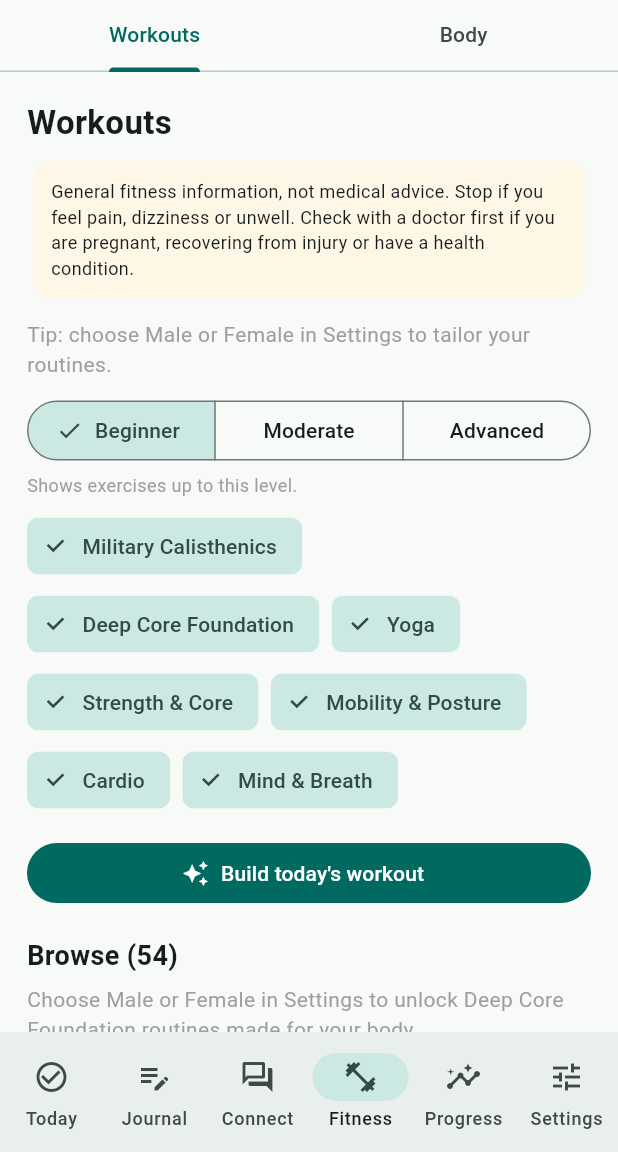
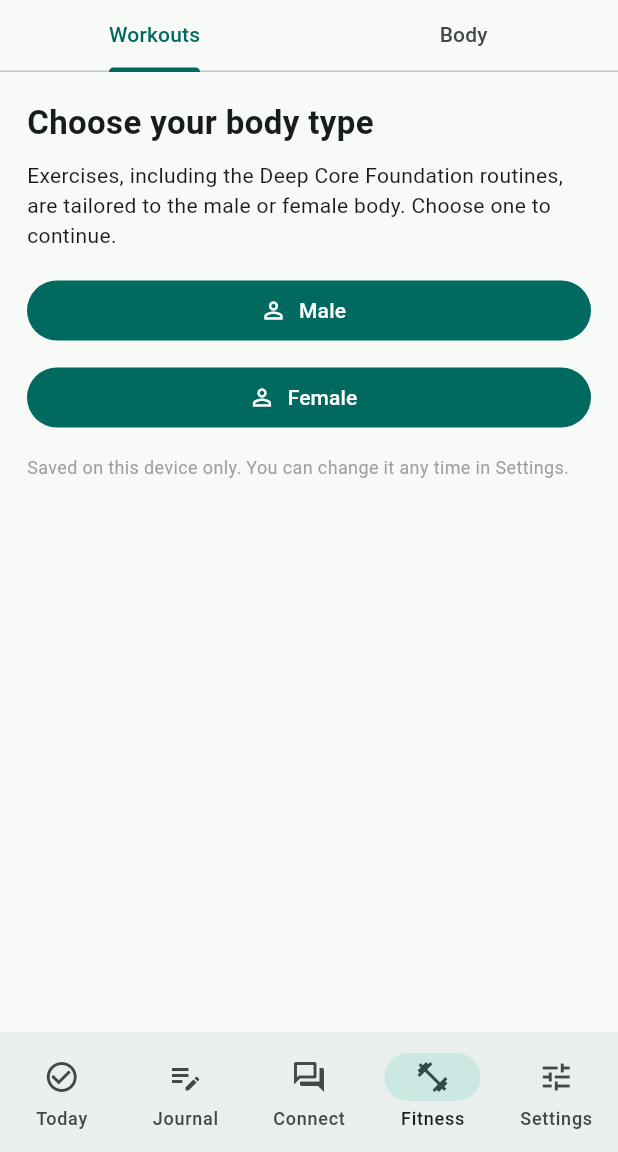
Before and after one commit to jbecher728/Successful-life, a Flutter app: the screen it shows after launch, item 4 of the bottom bar chosen, on a phone screen of 412 x 824 dp, the part 84-1236 px from its top. Run offline on Flutter 3.47's test engine with Material 3 defaults, Android fonts, the phone set to English and light mode, and no system bars; our stand-ins replace file_picker, flutter_local_notifications, flutter_timezone, share_plus, shared_preferences, timezone.

Commit message:
Five tabs: fold Progress into Today; require Male/Female for exercises
Co-Authored-By: Claude Sonnet 5.5 <noreply@anthropic.com>
Claude-Session: https://claude.ai/code/session_014i4nPucK1iWPcjgRENtCoJ

```diff
--- a/lib/exercise.dart
+++ b/lib/exercise.dart
@@ -47,7 +47,8 @@ Future<List<Exercise>> loadExercises() async {
 class FitnessPage extends StatelessWidget {
   final SharedPreferences prefs;
   final String? sex;
-  const FitnessPage({super.key, required this.prefs, required this.sex});
+  final Future<void> Function(String) onSex;
+  const FitnessPage({super.key, required this.prefs, required this.sex, required this.onSex});
   @override
   Widget build(BuildContext context) {
     return DefaultTabController(
@@ -56,7 +57,7 @@ class FitnessPage extends StatelessWidget {
         const TabBar(tabs: [Tab(text: 'Workouts'), Tab(text: 'Body')]),
         Expanded(
           child: TabBarView(children: [
-            ExercisePage(prefs: prefs, sex: sex),
+            ExercisePage(prefs: prefs, sex: sex, onSex: onSex),
             BodyPage(prefs: prefs, sex: sex),
           ]),
         ),
@@ -68,7 +69,8 @@ class FitnessPage extends StatelessWidget {
 class ExercisePage extends StatefulWidget {
   final SharedPreferences prefs;
   final String? sex;
-  const ExercisePage({super.key, required this.prefs, required this.sex});
+  final Future<void> Function(String) onSex;
+  const ExercisePage({super.key, required this.prefs, required this.sex, required this.onSex});
   @override
   State<ExercisePage> createState() => _ExercisePageState();
 }
@@ -224,6 +226,19 @@ class _ExercisePageState extends State<ExercisePage> {
   Widget build(BuildContext context) {
     final list = all;
     if (list == null) return const Center(child: CircularProgressIndicator());
+    if (widget.sex == null) {
+      return ListView(padding: const EdgeInsets.all(18), children: [
+        const Text('Choose your body type', style: TextStyle(fontSize: 22, fontWeight: FontWeight.bold)),
+        const SizedBox(height: 10),
+        const Text('Exercises, including the Deep Core Foundation routines, are tailored to the male or female body. Choose one to continue.'),
+        const SizedBox(height: 16),
+        FilledButton.icon(onPressed: () => widget.onSex('male'), icon: const Icon(Icons.person_outline), label: const Text('Male')),
+        const SizedBox(height: 10),
+        FilledButton.icon(onPressed: () => widget.onSex('female'), icon: const Icon(Icons.person_outline), label: const Text('Female')),
+        const SizedBox(height: 14),
+        const Text('Saved on this device only. You can change it any time in Settings.', style: TextStyle(fontSize: 12, color: Colors.grey)),
+      ]);
+    }
     final byId = {for (final e in list) e.id: e};
     final browse = _eligible()
       ..sort((a, b) {
@@ -244,9 +259,7 @@ class _ExercisePageState extends State<ExercisePage> {
         ),
       ),
       const SizedBox(height: 10),
-      Text(sex == null
-          ? 'Tip: choose Male or Female in Settings to tailor your routines.'
-          : 'Tailored for: ${sex == 'male' ? 'Male' : 'Female'} body. Change in Settings.', style: const TextStyle(color: Colors.grey)),
+      Text('Tailored for: ${sex == 'male' ? 'Male' : 'Female'} body. Change in Settings.', style: const TextStyle(color: Colors.grey)),
       const SizedBox(height: 10),
       SegmentedButton<int>(
         segments: List<ButtonSegment<int>>.generate(3, (i) => ButtonSegment<int>(value: i, label: Text(exLevels[i]))),
@@ -292,11 +305,6 @@ class _ExercisePageState extends State<ExercisePage> {
       ],
       const SizedBox(height: 18),
       Text('Browse (${browse.length})', style: const TextStyle(fontSize: 18, fontWeight: FontWeight.bold)),
-      if (cats.contains(1) && sex == null)
-        const Padding(
-          padding: EdgeInsets.only(top: 6),
-          child: Text('Choose Male or Female in Settings to unlock Deep Core Foundation routines made for your body.', style: TextStyle(color: Colors.grey)),
-        ),
       ...browse.map((e) => ListTile(
             contentPadding: EdgeInsets.zero,
             title: Text(e.name),
--- a/lib/main.dart
+++ b/lib/main.dart
@@ -182,16 +182,23 @@ class _HomePageState extends State<HomePage> {
     _refreshDay();
     return Scaffold(
       appBar:AppBar(title:const Text('Successful Life',style:TextStyle(fontWeight:FontWeight.bold))),
-      body:SafeArea(child:IndexedStack(index:tab,children:[_today(),_journal(),ConnectPage(prefs:prefs!),FitnessPage(prefs:prefs!,sex:sex),_progress(),_settings()])),
+      body:SafeArea(child:IndexedStack(index:tab,children:[_todayHome(),_journal(),ConnectPage(prefs:prefs!),FitnessPage(prefs:prefs!,sex:sex,onSex:_setSex),_settings()])),
       bottomNavigationBar:NavigationBar(selectedIndex:tab,onDestinationSelected:(v){setState(()=>tab=v);},destinations:const [
         NavigationDestination(icon:Icon(Icons.check_circle_outline),label:'Today'),
         NavigationDestination(icon:Icon(Icons.edit_note),label:'Journal'),
         NavigationDestination(icon:Icon(Icons.forum_outlined),label:'Connect'),
         NavigationDestination(icon:Icon(Icons.fitness_center),label:'Fitness'),
-        NavigationDestination(icon:Icon(Icons.insights),label:'Progress'),
         NavigationDestination(icon:Icon(Icons.tune),label:'Settings'),
       ]),
     );
+  }
+  Widget _todayHome()=>DefaultTabController(length:2,child:Column(children:[
+    const TabBar(tabs:[Tab(text:'Today'),Tab(text:'Progress')]),
+    Expanded(child:TabBarView(children:[_today(),_progress()])),
+  ]));
+  Future<void> _setSex(String s) async {
+    setState(()=>sex=s);
+    await prefs!.setString('sex',s);
   }
   Widget _today()=>ListView(padding:const EdgeInsets.all(18),children:[
     Text('DAY $day OF 90  •  WEEK ${week+1}',style:const TextStyle(fontWeight:FontWeight.w700,color:Color(0xFF21877C))),
@@ -242,11 +249,11 @@ class _HomePageState extends State<HomePage> {
     const SizedBox(height:6),const Text('Morning reminders show a new shareable thought each day. Open the app every couple of weeks to refresh upcoming ones.',style:TextStyle(fontSize:12,color:Colors.grey)),
     const SizedBox(height:14),title('Your profile'),
     panel(Column(crossAxisAlignment:CrossAxisAlignment.start,children:[
-      const Text('Body type for exercise',style:TextStyle(fontWeight:FontWeight.bold)),
+      const Text('Body type for exercise (required)',style:TextStyle(fontWeight:FontWeight.bold)),
       const SizedBox(height:8),
-      SegmentedButton<String>(emptySelectionAllowed:true,segments:const [ButtonSegment<String>(value:'male',label:Text('Male')),ButtonSegment<String>(value:'female',label:Text('Female'))],selected:sex==null?<String>{}:{sex!},onSelectionChanged:(s)async{setState(()=>sex=s.isEmpty?null:s.first);if(sex==null){await prefs!.remove('sex');}else{await prefs!.setString('sex',sex!);}}),
+      SegmentedButton<String>(emptySelectionAllowed:true,segments:const [ButtonSegment<String>(value:'male',label:Text('Male')),ButtonSegment<String>(value:'female',label:Text('Female'))],selected:sex==null?<String>{}:{sex!},onSelectionChanged:(s)async{if(s.isNotEmpty)await _setSex(s.first);}),
       const SizedBox(height:8),
-      const Text('Used only to tailor exercises and body-ratio guidance. Saved on this device only. You can leave it unset.',style:TextStyle(fontSize:12,color:Colors.grey)),
+      const Text('Needed to give you the exercises made for your body, and used for body-ratio guidance. Saved on this device only. You can change it any time.',style:TextStyle(fontSize:12,color:Colors.grey)),
     ])),
     const SizedBox(height:14),title('Privacy & your data'),
     const Text('This app never asks for your name, address, city, ZIP code, phone number, email or any account. Nothing is sent anywhere. Your data stays on this phone unless you choose to export it and share the file yourself.'),
```
Also changed, not shown: 1 other file.
